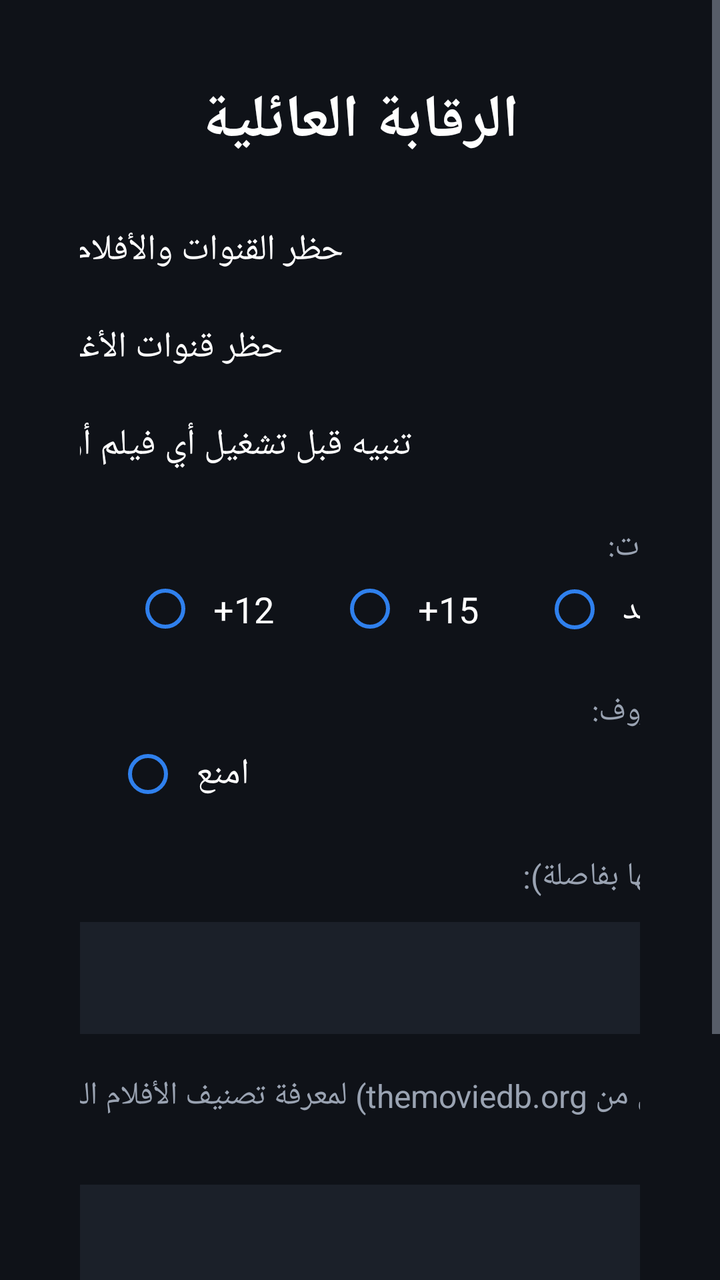
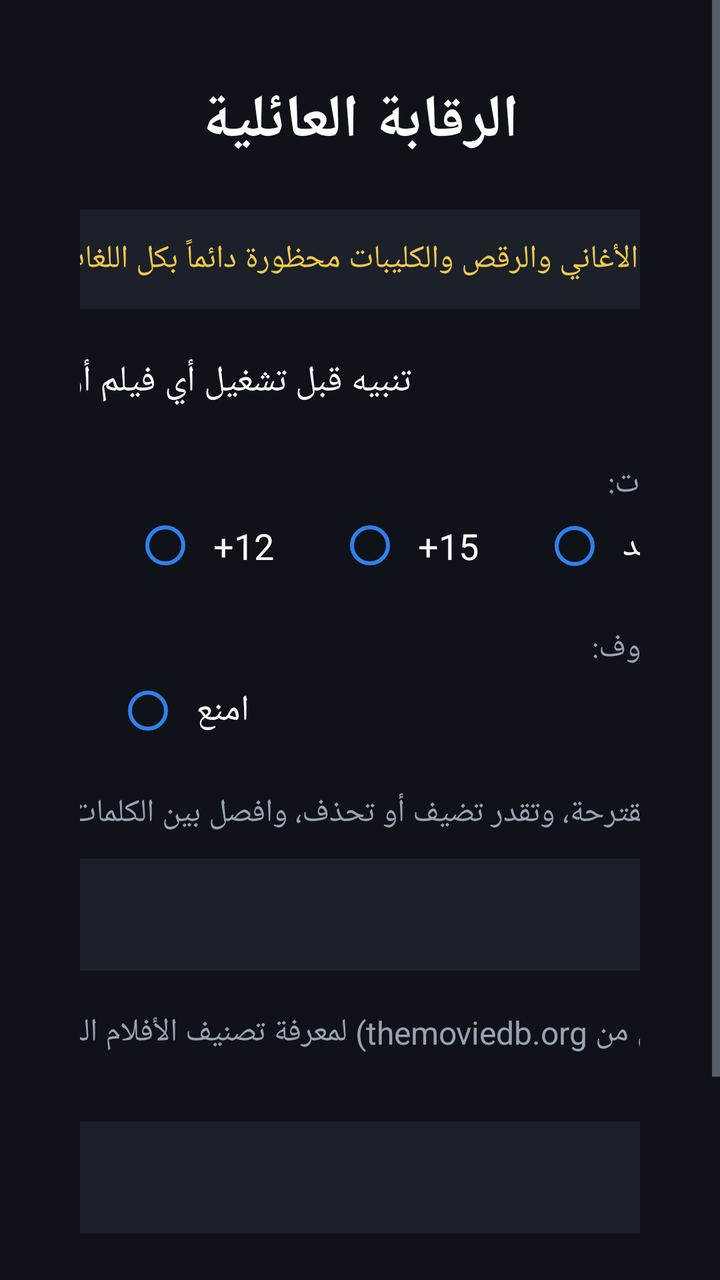

Compare the two renders of this Android layout. The source of the first and the diff that turns it into the second are given below.
<!-- AndroidManifest.xml: application theme AppTheme -->
<!-- res/layout/activity_parental.xml -->
<?xml version="1.0" encoding="utf-8"?>
<ScrollView xmlns:android="http://schemas.android.com/apk/res/android"
    android:layout_width="match_parent"
    android:layout_height="match_parent">

    <LinearLayout
        android:layout_width="match_parent"
        android:layout_height="wrap_content"
        android:gravity="center_horizontal"
        android:orientation="vertical"
        android:padding="40dp">

        <TextView
            android:layout_width="wrap_content"
            android:layout_height="wrap_content"
            android:text="@string/parental"
            android:textColor="@color/text"
            android:textSize="30sp"
            android:textStyle="bold" />

        <LinearLayout
            android:layout_width="640dp"
            android:layout_height="wrap_content"
            android:layout_marginTop="24dp"
            android:orientation="vertical">

            <CheckBox
                android:id="@+id/cbFilter"
                style="@style/Radio"
                android:text="@string/filter_on" />

            <CheckBox
                android:id="@+id/cbMusic"
                style="@style/Radio"
                android:layout_marginTop="8dp"
                android:text="@string/block_music" />

            <CheckBox
                android:id="@+id/cbWarn"
                style="@style/Radio"
                android:layout_marginTop="8dp"
                android:text="@string/warn_mature" />

            <TextView
                style="@style/Label"
                android:text="@string/age_label" />

            <RadioGroup
                android:id="@+id/ageGroup"
                android:layout_width="wrap_content"
                android:layout_height="wrap_content"
                android:orientation="horizontal">

                <RadioButton android:id="@+id/age0" style="@style/Radio" android:text="@string/age_all" />
                <RadioButton android:id="@+id/age7" style="@style/Radio" android:text="@string/age_7" />
                <RadioButton android:id="@+id/age12" style="@style/Radio" android:text="@string/age_12" />
                <RadioButton android:id="@+id/age15" style="@style/Radio" android:text="@string/age_15" />
                <RadioButton android:id="@+id/age18" style="@style/Radio" android:text="@string/age_none" />
            </RadioGroup>

            <TextView
                style="@style/Label"
                android:text="@string/unknown_label" />

            <RadioGroup
                android:id="@+id/unknownGroup"
                android:layout_width="wrap_content"
                android:layout_height="wrap_content"
                android:orientation="horizontal">

                <RadioButton android:id="@+id/unkAllow" style="@style/Radio" android:text="@string/unknown_allow" />
                <RadioButton android:id="@+id/unkWarn" style="@style/Radio" android:text="@string/unknown_warn" />
                <RadioButton android:id="@+id/unkBlock" style="@style/Radio" android:text="@string/unknown_block" />
            </RadioGroup>

            <TextView
                style="@style/Label"
                android:text="@string/custom_words_label" />

            <EditText
                android:id="@+id/customWords"
                style="@style/Input"
                android:layout_height="wrap_content"
                android:minHeight="56dp"
                android:inputType="text"
                android:singleLine="false" />

            <TextView
                style="@style/Label"
                android:text="@string/tmdb_label" />

            <EditText
                android:id="@+id/tmdbKey"
                style="@style/Input"
                android:inputType="text"
                android:textDirection="ltr" />

            <LinearLayout
                android:layout_width="wrap_content"
                android:layout_height="wrap_content"
                android:layout_gravity="center_horizontal"
                android:layout_marginTop="24dp"
                android:orientation="horizontal">

                <Button
                    android:id="@+id/btnSave"
                    style="@style/SmallButton"
                    android:text="@string/save" />

                <Button
                    android:id="@+id/btnPin"
                    style="@style/SmallButton"
                    android:text="@string/change_pin" />
            </LinearLayout>
        </LinearLayout>
    </LinearLayout>
</ScrollView>
<!-- resources referenced by this layout -->
<resources>
  <color name="text">#FFFFFF</color>
  <string name="age_12">+12</string>
  <string name="age_15">+15</string>
  <string name="age_7">+7</string>
  <string name="age_all">للجميع</string>
  <string name="age_label">العمر المسموح للأفلام والمسلسلات:</string>
  <string name="age_none">بدون حد</string>
  <string name="block_music">حظر قنوات الأغاني والرقص والكليبات</string>
  <string name="change_pin">تغيير الرمز</string>
  <string name="custom_words_label">كلمات إضافية للحظر (افصل بينها بفاصلة):</string>
  <string name="filter_on">حظر القنوات والأفلام الإباحية (بكل اللغات)</string>
  <string name="parental">الرقابة العائلية</string>
  <string name="save">حفظ</string>
  <string name="tmdb_label">مفتاح TMDB (اختياري، مجاني من themoviedb.org) لمعرفة تصنيف الأفلام اللي ما لها تصنيف عند مزود الخدمة:</string>
  <string name="unknown_allow">اسمح</string>
  <string name="unknown_block">امنع</string>
  <string name="unknown_label">إذا كان التصنيف العمري غير معروف:</string>
  <string name="unknown_warn">نبّه</string>
  <string name="warn_mature">تنبيه قبل تشغيل أي فيلم أو مسلسل مصنّف +13</string>
  <style name="Label">
          <item name="android:layout_width">match_parent</item>
          <item name="android:layout_height">wrap_content</item>
          <item name="android:layout_marginTop">20dp</item>
          <item name="android:textColor">@color/text_dim</item>
          <item name="android:textSize">16sp</item>
      </style>
  <style name="Radio">
          <item name="android:layout_width">wrap_content</item>
          <item name="android:layout_height">wrap_content</item>
          <item name="android:layout_marginEnd">24dp</item>
          <item name="android:padding">8dp</item>
          <item name="android:background">@drawable/bg_item</item>
          <item name="android:textColor">@color/text</item>
          <item name="android:textSize">18sp</item>
          <item name="buttonTint">@color/accent</item>
      </style>
  <style name="SmallButton" parent="HomeButton">
          <item name="android:layout_width">wrap_content</item>
          <item name="android:layout_height">56dp</item>
          <item name="android:paddingLeft">32dp</item>
          <item name="android:paddingRight">32dp</item>
          <item name="android:textSize">18sp</item>
      </style>
  <style name="AppTheme" parent="Theme.AppCompat.NoActionBar">
          <item name="android:windowBackground">@color/bg</item>
          <item name="colorPrimary">@color/accent</item>
          <item name="colorPrimaryDark">@color/bg</item>
          <item name="colorAccent">@color/accent</item>
          <item name="android:textColorPrimary">@color/text</item>
          <item name="android:textColorSecondary">@color/text_dim</item>
      </style>
  <color name="text_dim">#9AA3B2</color>
  <color name="accent">#2F80ED</color>
  <style name="HomeButton">
          <item name="android:layout_width">220dp</item>
          <item name="android:layout_height">130dp</item>
          <item name="android:layout_margin">12dp</item>
          <item name="android:background">@drawable/bg_button</item>
          <item name="android:textColor">@color/text</item>
          <item name="android:textSize">24sp</item>
          <item name="android:textAllCaps">false</item>
          <item name="android:focusable">true</item>
      </style>
  <color name="bg">#0F1218</color>
  <color name="panel">#1B2029</color>
  <color name="selected">#33405A</color>
  <!-- unchanged entries left out for length: 4 -->
</resources>

<!-- the commit's change to res/layout/activity_parental.xml (unified diff, before → after) -->
@@ -24,21 +24,19 @@
             android:layout_marginTop="24dp"
             android:orientation="vertical">
 
-            <CheckBox
-                android:id="@+id/cbFilter"
-                style="@style/Radio"
-                android:text="@string/filter_on" />
-
-            <CheckBox
-                android:id="@+id/cbMusic"
-                style="@style/Radio"
-                android:layout_marginTop="8dp"
-                android:text="@string/block_music" />
+            <TextView
+                android:layout_width="match_parent"
+                android:layout_height="wrap_content"
+                android:background="@color/panel"
+                android:padding="14dp"
+                android:text="@string/always_blocked"
+                android:textColor="@color/gold"
+                android:textSize="16sp" />
 
             <CheckBox
                 android:id="@+id/cbWarn"
                 style="@style/Radio"
-                android:layout_marginTop="8dp"
+                android:layout_marginTop="16dp"
                 android:text="@string/warn_mature" />
 
             <TextView
<!-- resource entries referenced after the edit -->
@@ -1,5 +1,6 @@
 <!-- resources referenced by this layout -->
 <resources>
+  <color name="gold">#F2C94C</color>
   <color name="text">#FFFFFF</color>
   <string name="age_12">+12</string>
   <string name="age_15">+15</string>
@@ -7,10 +8,9 @@
   <string name="age_all">للجميع</string>
   <string name="age_label">العمر المسموح للأفلام والمسلسلات:</string>
   <string name="age_none">بدون حد</string>
-  <string name="block_music">حظر قنوات الأغاني والرقص والكليبات</string>
+  <string name="always_blocked">🔒 المحتوى الإباحي وقنوات الأغاني والرقص والكليبات محظورة دائماً بكل اللغات، وما يمكن فتحها.</string>
   <string name="change_pin">تغيير الرمز</string>
-  <string name="custom_words_label">كلمات إضافية للحظر (افصل بينها بفاصلة):</string>
-  <string name="filter_on">حظر القنوات والأفلام الإباحية (بكل اللغات)</string>
+  <string name="custom_words_label">كلمات إضافية للحظر (القائمة المقترحة، وتقدر تضيف أو تحذف، وافصل بين الكلمات بفاصلة):</string>
   <string name="parental">الرقابة العائلية</string>
   <string name="save">حفظ</string>
   <string name="tmdb_label">مفتاح TMDB (اختياري، مجاني من themoviedb.org) لمعرفة تصنيف الأفلام اللي ما لها تصنيف عند مزود الخدمة:</string>
